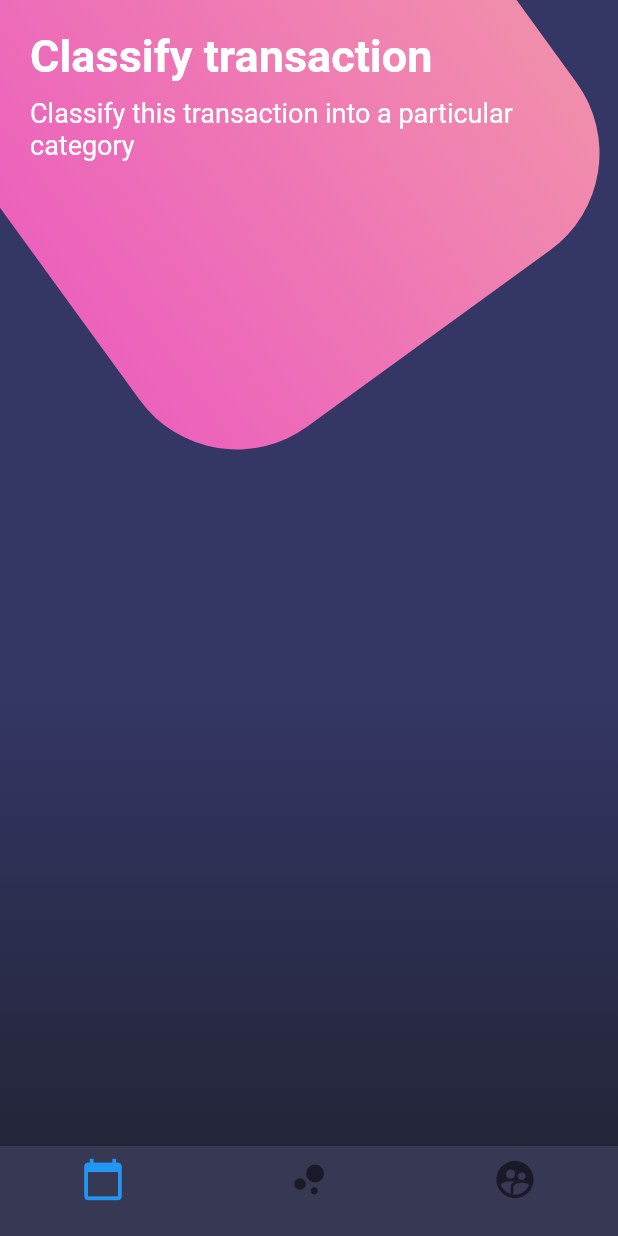
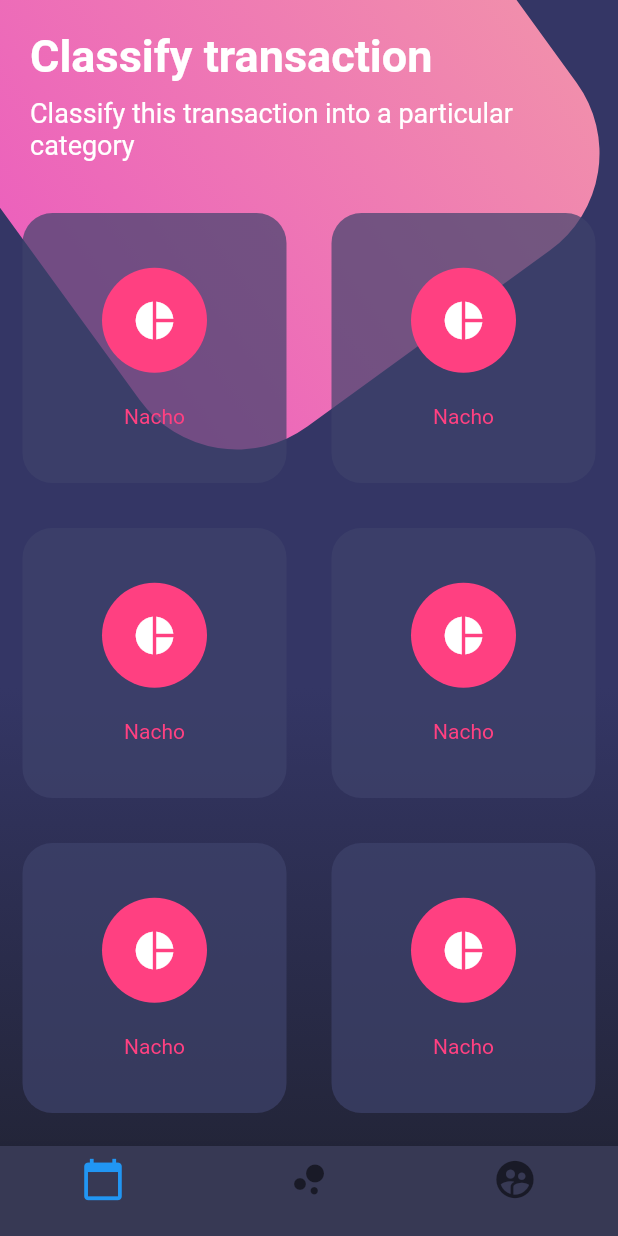
Before and after one commit to edgon85/Disenios-en-flutter, a Flutter app: the screen it shows after launch, on a phone screen of 412 x 824 dp. Run offline on Flutter 3.47's test engine with Material 2 defaults, Android fonts, the phone set to English and light mode, and no system bars.

Commit message:
Disenio compuesto - Table y TableRow

```diff
--- a/lib/src/pages/botones_page.dart
+++ b/lib/src/pages/botones_page.dart
@@ -13,6 +13,7 @@ class BotonesPage extends StatelessWidget {
             child: Column(
               children: <Widget>[
                 _titulos(),
+                _botonesRedondeados(),
               ],
             ),
           )
@@ -115,4 +116,62 @@ class BotonesPage extends StatelessWidget {
         ),
     );
   }
+
+  Widget _botonesRedondeados(){
+   return Table(
+     children: [
+       TableRow(
+         children: [
+           _crearBotonRedondeado(),
+           _crearBotonRedondeado()
+         ]
+       ),
+
+       TableRow(
+           children: [
+             _crearBotonRedondeado(),
+             _crearBotonRedondeado()
+           ]
+       ),
+
+       TableRow(
+           children: [
+             _crearBotonRedondeado(),
+             _crearBotonRedondeado()
+           ]
+       ),
+
+       TableRow(
+           children: [
+             _crearBotonRedondeado(),
+             _crearBotonRedondeado()
+           ]
+       ),
+     ],
+   ) ;
+  }
+
+  Widget _crearBotonRedondeado(){
+    return Container(
+      height: 180.0,
+      margin: EdgeInsets.all(15.0),
+      decoration: BoxDecoration(
+        color: Color.fromRGBO(62, 66, 107, 0.7),
+        borderRadius: BorderRadius.circular(20.0),
+      ),
+      child: Column(
+        mainAxisAlignment: MainAxisAlignment.spaceAround,
+        children: <Widget>[
+          SizedBox(height: 5.0,),
+          CircleAvatar(
+            radius: 35.0,
+            backgroundColor: Colors.pinkAccent,
+            child: Icon(Icons.pie_chart, color: Colors.white, size: 30.0,),
+          ),
+          Text('Nacho', style: TextStyle(color: Colors.pinkAccent),),
+          SizedBox(height: 5.0,),
+        ],
+      ),
+    );
+  }
 }
```
Also changed, not shown: 1 other file.
